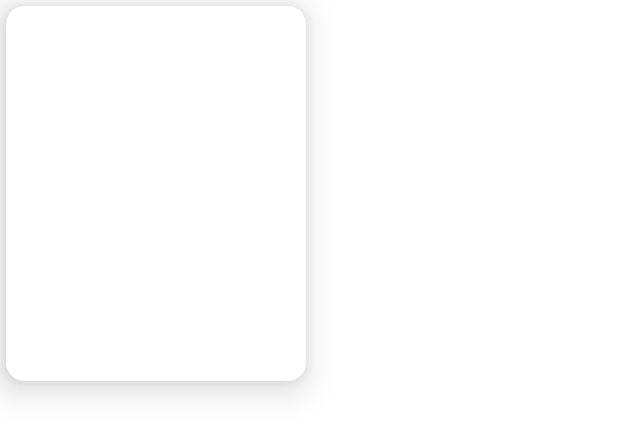
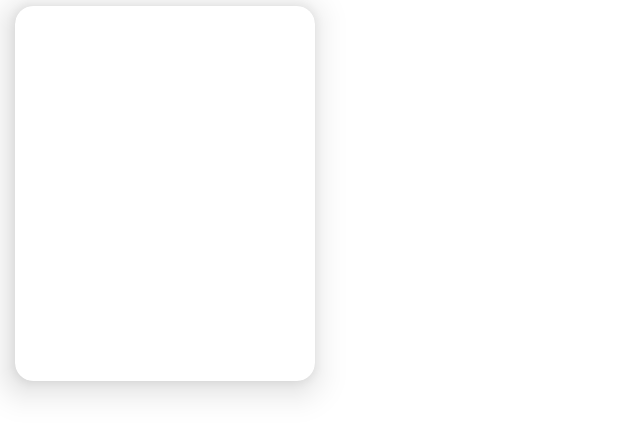
Before and after one commit to kev87ian/TvGuide, an Android app: the layout movie_layout_item.xml on its own in the app's theme, with its tools: preview values and no code run, on a phone screen of 412 x 824 dp. Shown: the top 436 px of the screen. Run offline under Robolectric (Android 15) with nearby library versions, the phone set to English and light mode, and no system bars.

Commit message:
a few UI touches

```diff
--- a/app/src/main/java/com/kev/tvguide/view/adapters/SimilarMoviesAdapter.kt
+++ b/app/src/main/java/com/kev/tvguide/view/adapters/SimilarMoviesAdapter.kt
@@ -33,6 +33,7 @@ class SimilarMoviesAdapter : RecyclerView.Adapter<SimilarMoviesAdapter.MoviesVie
 				placeholder(R.drawable.loading)
 				error(R.drawable.no_picture_icon)
 			}
+
 		}
 
 		holder.itemView.setOnClickListener {
--- a/app/src/main/res/layout/fragment_movie_details.xml
+++ b/app/src/main/res/layout/fragment_movie_details.xml
@@ -229,7 +229,7 @@
         <TextView
             android:layout_width="wrap_content"
             app:layout_constraintTop_toBottomOf="@id/linear_layout"
-            android:text="Similar Movies"
+            android:text="You Might Like:"
             android:textSize="18sp"
             android:layout_marginTop="10dp"
             android:textStyle="bold"
--- a/app/src/main/res/layout/movie_layout_item.xml
+++ b/app/src/main/res/layout/movie_layout_item.xml
@@ -4,8 +4,8 @@
     android:id="@+id/card_view"
     android:layout_width="wrap_content"
     android:layout_height="wrap_content"
-    android:layout_marginLeft="4dp"
-    android:layout_marginRight="4dp"
+    android:layout_marginStart="10dp"
+    android:layout_marginEnd="10dp"
     android:layout_marginTop="4dp"
     android:layout_marginBottom="8dp"
     app:cardCornerRadius="12dp"
@@ -30,17 +30,8 @@
 
             />
 
-      <!--  <TextView
-            android:id="@+id/cv_movie_title"
-            android:layout_width="wrap_content"
-            android:layout_height="wrap_content"
-            android:layout_marginTop="2dp"
-            android:layout_marginStart="4dp"
-            android:textSize="16sp"
-            android:maxLines="1"
-            android:ellipsize="end"/>
 
-        <TextView
+        <!--      <TextView
                android:id="@+id/cv_movie_release_date"
                android:layout_width="wrap_content"
                android:layout_height="wrap_content"
--- a/app/src/main/res/navigation/movies_nav_graph.xml
+++ b/app/src/main/res/navigation/movies_nav_graph.xml
@@ -33,7 +33,7 @@
         android:label="fragment_search_movies"
         tools:layout="@layout/fragment_search_movies" >
         <action
-            android:id="@+id/action_searchMoviesFragment2_to_movieDetailsFragment"
+            android:id="@+id/action_searchMoviesFragment_to_movieDetailsFragment"
             app:destination="@id/movieDetailsFragment" />
     </fragment>
     <fragment
```
Also changed, not shown: app/src/main/java/com/kev/tvguide/view/adapters/SearchMoviesAdapter.kt (+8 -0 lines), app/src/main/java/com/kev/tvguide/view/fragments/MovieDetailsFragment.kt (+18 -12 lines), app/src/main/res/layout/favorite_movies_item.xml (+0 -15 lines). Lines whose indentation alone changed are shown as unchanged.
